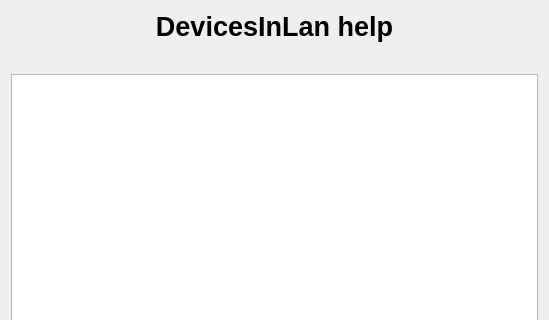
turulomio/devicesinlan, file ui/frmHelp.ui: the form before one commit; both pictures show x 0 to 549 and y 0 to 320 of the 549 by 607 pixel window.
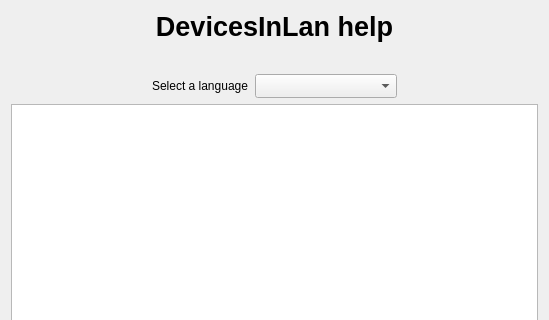
The form after the commit. Icons and pictures are not drawn.

Commit message: frmHelp multilingual

Diff of the .ui file:
```diff
--- a/ui/frmHelp.ui
+++ b/ui/frmHelp.ui
@@ -26,7 +26,7 @@
   <property name="modal">
    <bool>true</bool>
   </property>
-  <layout class="QHBoxLayout" name="horizontalLayout_2">
+  <layout class="QHBoxLayout" name="horizontalLayout_3">
    <item>
     <layout class="QVBoxLayout" name="verticalLayout">
      <item>
@@ -95,6 +95,56 @@
        </item>
       </layout>
      </item>
+     <item>
+      <layout class="QHBoxLayout" name="horizontalLayout_2">
+       <item>
+        <spacer name="horizontalSpacer_3">
+         <property name="orientation">
+          <enum>Qt::Horizontal</enum>
+         </property>
+         <property name="sizeHint" stdset="0">
+          <size>
+           <width>40</width>
+           <height>20</height>
+          </size>
+         </property>
+        </spacer>
+       </item>
+       <item>
+        <widget class="QLabel" name="label_2">
+         <property name="text">
+          <string>Select a language</string>
+         </property>
+        </widget>
+       </item>
+       <item>
+        <widget class="QComboBox" name="cmbLanguage">
+         <property name="sizePolicy">
+          <sizepolicy hsizetype="Expanding" vsizetype="Fixed">
+           <horstretch>0</horstretch>
+           <verstretch>0</verstretch>
+          </sizepolicy>
+         </property>
+         <property name="sizeAdjustPolicy">
+          <enum>QComboBox::AdjustToMinimumContentsLengthWithIcon</enum>
+         </property>
+        </widget>
+       </item>
+       <item>
+        <spacer name="horizontalSpacer_4">
+         <property name="orientation">
+          <enum>Qt::Horizontal</enum>
+         </property>
+         <property name="sizeHint" stdset="0">
+          <size>
+           <width>40</width>
+           <height>20</height>
+          </size>
+         </property>
+        </spacer>
+       </item>
+      </layout>
+     </item>
      <item>
       <widget class="QTextBrowser" name="viewer"/>
      </item>
```
The commit also changes 2 other files.
